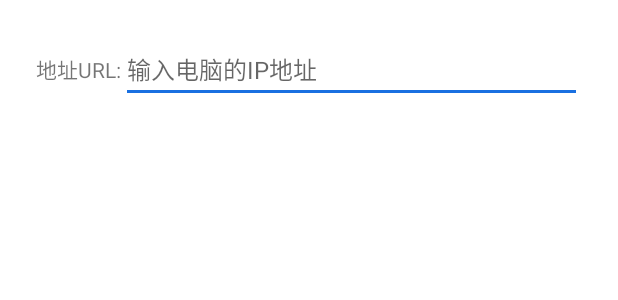
After one commit to HRPF/FSClock, an Android app: the layout settings_web.xml on its own in the app's theme, with its tools: preview values and no code run, on a phone screen of 412 x 824 dp. The commit adds this screen. Shown: the top 300 px of the screen. Run offline under Robolectric (Android 15) with nearby library versions, the phone set to English and light mode, and no system bars.

Commit message:
Add:添加URL设置

```diff
--- a/app/src/main/java/com/hrpf/fsclock/ViewPager.java
+++ b/app/src/main/java/com/hrpf/fsclock/ViewPager.java
@@ -41,7 +41,7 @@ public class ViewPager extends FragmentActivity{
         fragmentList = new ArrayList<>();
         DigitalClockFragment fgm1 = DigitalClockFragment.newInstance("fgm1", "");
         AnalogClockFragment fgm2 = AnalogClockFragment.newInstance("fgm2", "");
-        WebviewFragment fgm4 = WebviewFragment.newInstance("web", "");
+        WebviewFragment fgm4 = WebviewFragment.newInstance("web", "https://cn.bing.com/");
         fragmentList.add(fgm1);
         fragmentList.add(fgm2);
         fragmentList.add(fgm4);
--- /dev/null
+++ b/app/src/main/res/layout/settings_web.xml
@@ -0,0 +1,36 @@
+<?xml version="1.0" encoding="utf-8"?>
+<ScrollView xmlns:android="http://schemas.android.com/apk/res/android"
+    android:layout_width="match_parent"
+    android:layout_height="match_parent"
+    android:paddingTop="24dp"
+    android:paddingLeft="24dp"
+    android:paddingRight="24dp"
+    android:paddingBottom="0dp">
+
+    <LinearLayout
+        android:layout_width="match_parent"
+        android:layout_height="wrap_content"
+        android:orientation="vertical">
+
+        <LinearLayout
+            android:layout_width="match_parent"
+            android:layout_height="wrap_content"
+            android:orientation="horizontal">
+            <TextView
+                android:layout_width="wrap_content"
+                android:layout_height="wrap_content"
+                android:text="@string/url">
+            </TextView>
+
+            <EditText
+                android:id="@+id/url_text"
+                android:layout_width="match_parent"
+                android:layout_height="wrap_content"
+                android:hint="@string/url_hint"
+                android:textSize="16sp" />
+        </LinearLayout>
+
+
+    </LinearLayout>
+
+</ScrollView>
--- a/app/src/main/res/values/strings.xml
+++ b/app/src/main/res/values/strings.xml
@@ -13,6 +13,7 @@
     <string name="pointer_center">指针圆心:</string>
     <string name="dial_color">表盘颜色:</string>
     <string name="mark_gap">刻度距离:</string>
+    <string name="url">地址URL:</string>
 
     <string name="hint_mark_width">调整表盘刻度线的宽度</string>
     <string name="hint_mark_length">调整表盘刻度线的长度</string>
@@ -28,5 +29,7 @@
     <string name="hint_dial_color">调整表盘颜色</string>
     <string name="ana_setbutton_desc">模拟时钟设置</string>
     <string name="mark_gap_hint">调整刻度线与表盘边缘的距离</string>
+    <string name="monitor_button_desc">监控设置</string>
+    <string name="url_hint">输入电脑的IP地址</string>
 
 </resources>
```
Also changed, not shown: app/src/main/java/com/hrpf/fsclock/WebviewFragment.java (+80 -4 lines), app/src/main/res/layout/fragment_webview.xml (+18 -3 lines).
